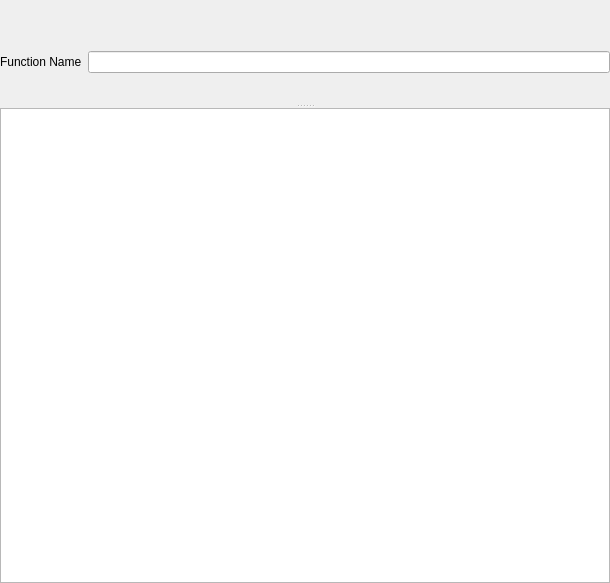
First picture: the form in scripts/Muon/GUI/Common/fitting_tab_widget/fit_function_options.ui, repository mantidproject/mantid, before the edit.
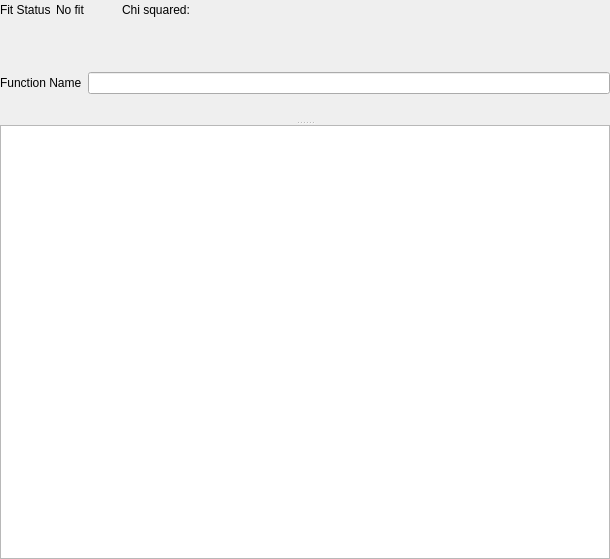
Second picture: the form after the edit.

Commit message: Refs #29892. Reorganise the ui files.

Diff of the .ui file:
```diff
--- a/scripts/Muon/GUI/Common/fitting_tab_widget/fit_function_options.ui
+++ b/scripts/Muon/GUI/Common/fitting_tab_widget/fit_function_options.ui
@@ -7,7 +7,7 @@
     <x>0</x>
     <y>0</y>
     <width>610</width>
-    <height>583</height>
+    <height>559</height>
    </rect>
   </property>
   <property name="windowTitle">
@@ -26,7 +26,7 @@
    <property name="bottomMargin">
     <number>0</number>
    </property>
-   <item row="0" column="0" colspan="2">
+   <item row="1" column="0" colspan="2">
     <widget class="QSplitter" name="splitter">
      <property name="orientation">
       <enum>Qt::Vertical</enum>
@@ -98,6 +98,76 @@
      </widget>
     </widget>
    </item>
+   <item row="0" column="0">
+    <widget class="QFrame" name="frame">
+     <layout class="QHBoxLayout" name="horizontalLayout_2">
+      <property name="leftMargin">
+       <number>0</number>
+      </property>
+      <property name="topMargin">
+       <number>0</number>
+      </property>
+      <property name="rightMargin">
+       <number>0</number>
+      </property>
+      <property name="bottomMargin">
+       <number>0</number>
+      </property>
+      <item>
+       <widget class="QLabel" name="local_fit_status_label">
+        <property name="minimumSize">
+         <size>
+          <width>50</width>
+          <height>0</height>
+         </size>
+        </property>
+        <property name="maximumSize">
+         <size>
+          <width>50</width>
+          <height>16777215</height>
+         </size>
+        </property>
+        <property name="text">
+         <string>Fit Status:</string>
+        </property>
+       </widget>
+      </item>
+      <item>
+       <widget class="QLabel" name="fit_status_success_failure">
+        <property name="minimumSize">
+         <size>
+          <width>60</width>
+          <height>0</height>
+         </size>
+        </property>
+        <property name="text">
+         <string>No fit</string>
+        </property>
+       </widget>
+      </item>
+      <item>
+       <widget class="QLabel" name="fit_status_chi_squared">
+        <property name="text">
+         <string>Chi squared: </string>
+        </property>
+       </widget>
+      </item>
+      <item>
+       <spacer name="horizontalSpacer">
+        <property name="orientation">
+         <enum>Qt::Horizontal</enum>
+        </property>
+        <property name="sizeHint" stdset="0">
+         <size>
+          <width>40</width>
+          <height>20</height>
+         </size>
+        </property>
+       </spacer>
+      </item>
+     </layout>
+    </widget>
+   </item>
   </layout>
  </widget>
  <resources/>
```
The commit also changes 7 other files.
